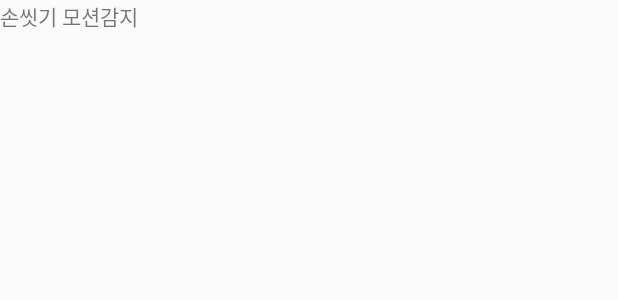
After one commit to minion057/Kkakkumi, an Android app: the layout activity_wash_hand.xml on its own in the app's theme, with its tools: preview values and no code run, on a phone screen of 412 x 824 dp. The commit adds this screen. Shown: the top 300 px of the screen. Run offline under Robolectric (Android 15) with nearby library versions, the phone set to English and light mode, and no system bars.

Commit message:
모션감지 액티비티 밑바탕 구성

```diff
--- a/Kkakkumi/app/src/main/AndroidManifest.xml
+++ b/Kkakkumi/app/src/main/AndroidManifest.xml
@@ -9,7 +9,7 @@
         android:roundIcon="@mipmap/ic_launcher_round"
         android:supportsRtl="true"
         android:theme="@style/AppTheme">
-
+        <activity android:name=".WashHandActivity"></activity>
         <activity android:name=".SplashActivity">
             <intent-filter>
                 <action android:name="android.intent.action.MAIN" />
@@ -17,7 +17,7 @@
                 <category android:name="android.intent.category.LAUNCHER" />
             </intent-filter>
         </activity>
-        <activity android:name=".MainActivity"/>
+        <activity android:name=".MainActivity" />
     </application>
 
 </manifest>
--- /dev/null
+++ b/Kkakkumi/app/src/main/res/layout/activity_wash_hand.xml
@@ -0,0 +1,14 @@
+<?xml version="1.0" encoding="utf-8"?>
+<RelativeLayout xmlns:android="http://schemas.android.com/apk/res/android"
+    xmlns:app="http://schemas.android.com/apk/res-auto"
+    xmlns:tools="http://schemas.android.com/tools"
+    android:layout_width="match_parent"
+    android:layout_height="match_parent"
+    tools:context=".WashHandActivity">
+
+    <TextView
+        android:id="@+id/textView"
+        android:layout_width="wrap_content"
+        android:layout_height="wrap_content"
+        android:text="손씻기 모션감지" />
+</RelativeLayout>
```
Also changed, not shown: Kkakkumi/app/src/main/java/Khack/Q/Kkakkumi/MainActivity.java (+18 -0 lines), Kkakkumi/app/src/main/java/Khack/Q/Kkakkumi/WashHandActivity.java (added, +14 -0 lines).
